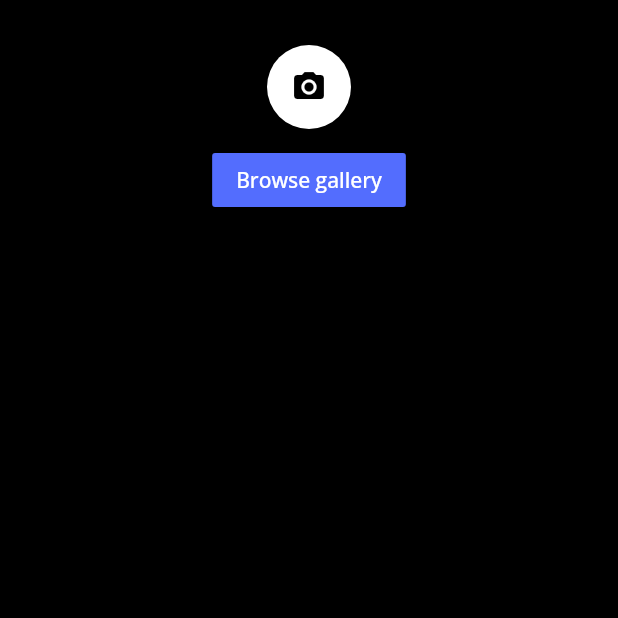
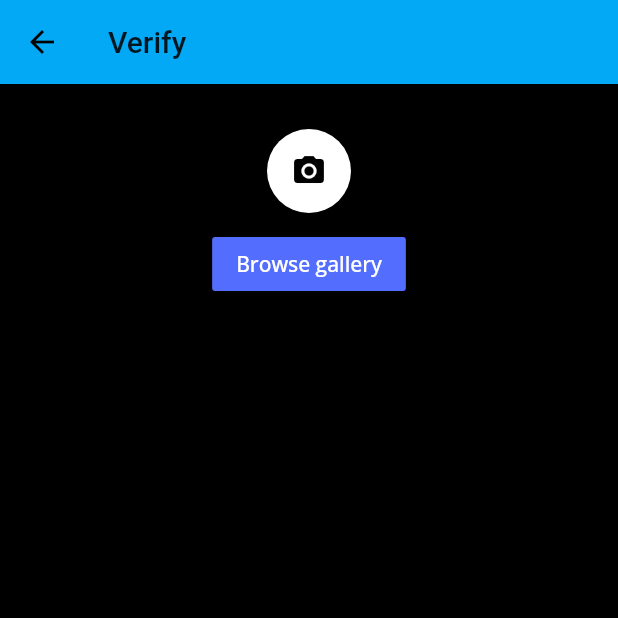
Before and after one commit to Nuttawut503/integrated-project, a Flutter app: the ImageUploadScreen screen opened directly, on a phone screen of 412 x 824 dp, the top half of it. Run offline on Flutter 3.47's test engine with Material 2 defaults, Android fonts, the phone set to English and light mode, and no system bars; our stand-ins replace bloc, bottom_navy_bar, cloud_firestore, equatable, firebase_auth, firebase_storage and 6 more; accounts and stored records are empty.

Commit message:
[Add] AppBar

```diff
--- a/lib/view/upload_image_screen.dart
+++ b/lib/view/upload_image_screen.dart
@@ -23,6 +23,7 @@ class _ImageUploadScreenState extends State<ImageUploadScreen> {
   @override
   Widget build(BuildContext context) {
     return Scaffold(
+      appBar: AppBar(title: const Text('Verify')),
       backgroundColor: Colors.black,
       body: SafeArea(
         child: BlocBuilder<ImageUploadsBloc, ImageUploadsState>(
```
